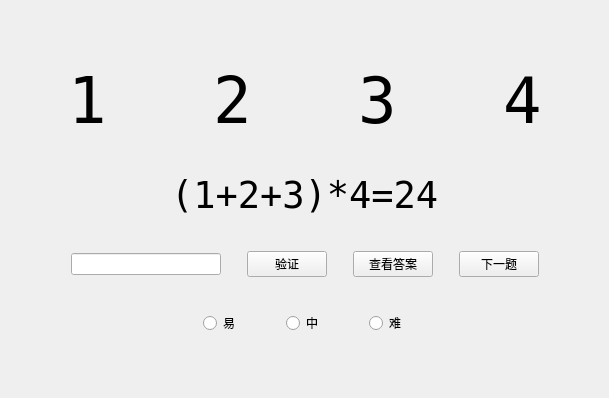
Qt form 24-points-GUI/mainwindow.ui (water2004/24-points-GUI) before a commit.
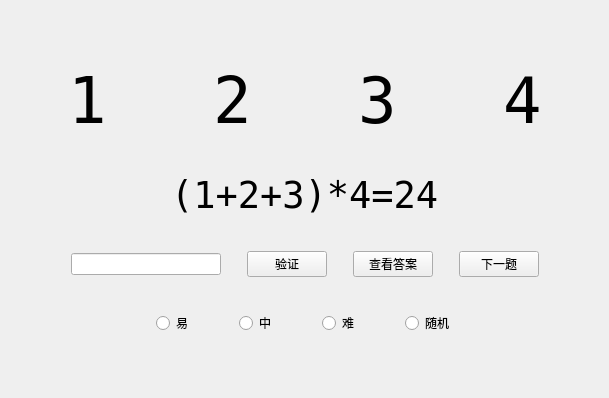
The same form after that commit.

The edit to the form file:
```diff
--- a/24-points-GUI/mainwindow.ui
+++ b/24-points-GUI/mainwindow.ui
@@ -439,6 +439,29 @@
          </property>
         </widget>
        </item>
+       <item>
+        <spacer name="horizontalSpacer_17">
+         <property name="orientation">
+          <enum>Qt::Horizontal</enum>
+         </property>
+         <property name="sizeType">
+          <enum>QSizePolicy::Fixed</enum>
+         </property>
+         <property name="sizeHint" stdset="0">
+          <size>
+           <width>40</width>
+           <height>20</height>
+          </size>
+         </property>
+        </spacer>
+       </item>
+       <item>
+        <widget class="QRadioButton" name="radioButton_4">
+         <property name="text">
+          <string>随机</string>
+         </property>
+        </widget>
+       </item>
        <item>
         <spacer name="horizontalSpacer_14">
          <property name="orientation">
```
